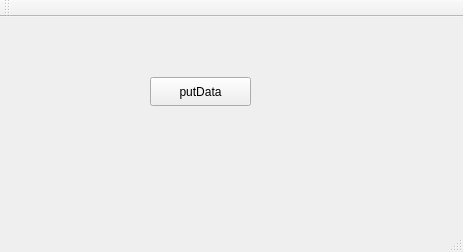
Qt form QtTcpClientProducer/mainwindow.ui (douglassc1999/Qtsupervisory) before a commit.
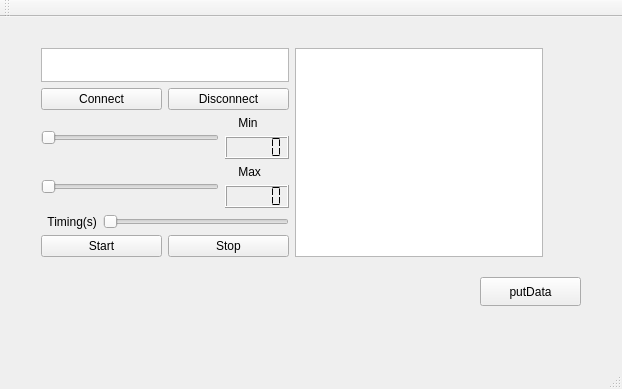
The same form after that commit.

Patch:
```diff
--- a/QtTcpClientProducer/mainwindow.ui
+++ b/QtTcpClientProducer/mainwindow.ui
@@ -6,8 +6,8 @@
    <rect>
     <x>0</x>
     <y>0</y>
-    <width>463</width>
-    <height>252</height>
+    <width>622</width>
+    <height>389</height>
    </rect>
   </property>
   <property name="windowTitle">
@@ -17,8 +17,8 @@
    <widget class="QPushButton" name="pushButtonPut">
     <property name="geometry">
      <rect>
-      <x>150</x>
-      <y>60</y>
+      <x>480</x>
+      <y>260</y>
       <width>101</width>
       <height>29</height>
      </rect>
@@ -27,6 +27,148 @@
      <string>putData</string>
     </property>
    </widget>
+   <widget class="QWidget" name="">
+    <property name="geometry">
+     <rect>
+      <x>30</x>
+      <y>20</y>
+      <width>524</width>
+      <height>231</height>
+     </rect>
+    </property>
+    <layout class="QHBoxLayout" name="horizontalLayout_6">
+     <item>
+      <layout class="QVBoxLayout" name="verticalLayout_5">
+       <item>
+        <layout class="QVBoxLayout" name="verticalLayout" stretch="50,50">
+         <item>
+          <widget class="QTextEdit" name="textEdit"/>
+         </item>
+         <item>
+          <layout class="QHBoxLayout" name="horizontalLayout">
+           <item>
+            <widget class="QPushButton" name="pushButtonConnect">
+             <property name="text">
+              <string>Connect</string>
+             </property>
+            </widget>
+           </item>
+           <item>
+            <widget class="QPushButton" name="pushButtonDisconnect">
+             <property name="text">
+              <string>Disconnect</string>
+             </property>
+            </widget>
+           </item>
+          </layout>
+         </item>
+        </layout>
+       </item>
+       <item>
+        <layout class="QHBoxLayout" name="horizontalLayout_2">
+         <item>
+          <widget class="QSlider" name="horizontalSliderMin">
+           <property name="orientation">
+            <enum>Qt::Horizontal</enum>
+           </property>
+          </widget>
+         </item>
+         <item>
+          <layout class="QVBoxLayout" name="verticalLayout_3">
+           <item>
+            <widget class="QLabel" name="labelMin">
+             <property name="text">
+              <string>    Min</string>
+             </property>
+            </widget>
+           </item>
+           <item>
+            <widget class="QLCDNumber" name="lcdNumberMin">
+             <property name="segmentStyle">
+              <enum>QLCDNumber::Flat</enum>
+             </property>
+            </widget>
+           </item>
+          </layout>
+         </item>
+        </layout>
+       </item>
+       <item>
+        <layout class="QHBoxLayout" name="horizontalLayout_3">
+         <item>
+          <widget class="QSlider" name="horizontalSliderMax">
+           <property name="orientation">
+            <enum>Qt::Horizontal</enum>
+           </property>
+          </widget>
+         </item>
+         <item>
+          <layout class="QVBoxLayout" name="verticalLayout_2">
+           <item>
+            <widget class="QLabel" name="labelMax">
+             <property name="text">
+              <string>    Max</string>
+             </property>
+            </widget>
+           </item>
+           <item>
+            <widget class="QLCDNumber" name="lcdNumberMax">
+             <property name="segmentStyle">
+              <enum>QLCDNumber::Flat</enum>
+             </property>
+            </widget>
+           </item>
+          </layout>
+         </item>
+        </layout>
+       </item>
+       <item>
+        <layout class="QVBoxLayout" name="verticalLayout_4">
+         <item>
+          <layout class="QHBoxLayout" name="horizontalLayout_5">
+           <item>
+            <widget class="QLabel" name="label">
+             <property name="text">
+              <string>  Timing(s)</string>
+             </property>
+            </widget>
+           </item>
+           <item>
+            <widget class="QSlider" name="horizontalSlider">
+             <property name="orientation">
+              <enum>Qt::Horizontal</enum>
+             </property>
+            </widget>
+           </item>
+          </layout>
+         </item>
+         <item>
+          <layout class="QHBoxLayout" name="horizontalLayout_4">
+           <item>
+            <widget class="QPushButton" name="pushButtonStart">
+             <property name="text">
+              <string>Start</string>
+             </property>
+            </widget>
+           </item>
+           <item>
+            <widget class="QPushButton" name="pushButtonStop">
+             <property name="text">
+              <string>Stop</string>
+             </property>
+            </widget>
+           </item>
+          </layout>
+         </item>
+        </layout>
+       </item>
+      </layout>
+     </item>
+     <item>
+      <widget class="QTextBrowser" name="textBrowser"/>
+     </item>
+    </layout>
+   </widget>
   </widget>
   <widget class="QMenuBar" name="menuBar">
    <property name="geometry">
```
Left out of the diff: 4 changed lines with no effect on the pictures.
